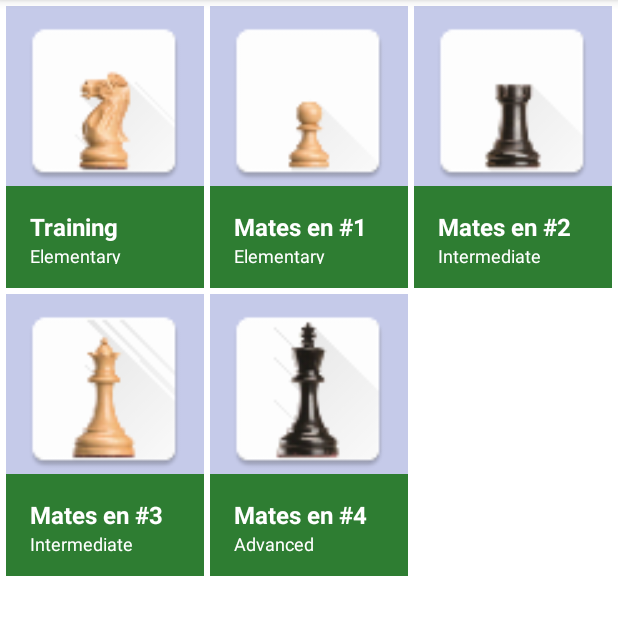
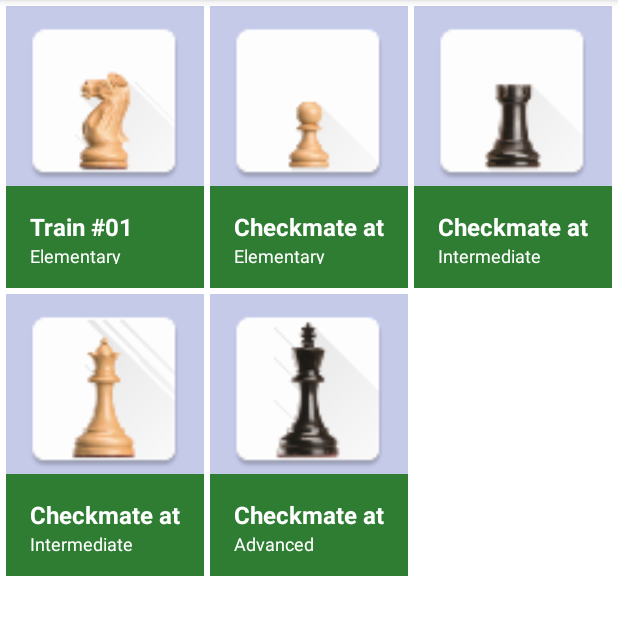
Before and after one commit to PabloEzequiel/chess, an Android app: the screen it shows after launch (ChessPackActivity), after a tap on "Store", on a phone screen of 412 x 824 dp, the part 84-719 px from its top. Run offline under Robolectric (Android 15) with nearby library versions, the phone set to English and light mode, and no system bars; 2 other taps on this screen came first.

Commit message:
Chess lab store idea

```diff
--- a/ChessLab/app/src/main/java/io/github/pabloezequiel/chesslab/core/ChessModules.java
+++ /dev/null
@@ -1,64 +0,0 @@
-package io.github.pabloezequiel.chesslab.core;
-
-import android.content.res.Resources;
-import android.support.v7.app.AppCompatActivity;
-
-import io.github.pabloezequiel.chesslab.R;
-import io.github.pabloezequiel.chesslab.store.Const;
-
-/**
- * Created by Pablo Ezequiel on 29/7/16.
- * <p>
- * ProbarNoCuestaNada.com
- * <p>
- * https://github.com/PabloEzequiel
- * https://javaen.blogspot.com
- */
-public class ChessModules {
-
-
-
-    public static String getTextCollectionName(Resources resources, String MATE_COLLECTION) {
-
-
-        if (MATE_COLLECTION.equals(Const.KEY_PACK_G001_001)) {
-            return i18n(resources, R.string.menu_mate_en_1);
-        }
-
-        if (MATE_COLLECTION.equals(Const.KEY_PACK_G001_002)) {
-            return i18n(resources, R.string.menu_mate_en_2);
-        }
-
-        if (MATE_COLLECTION.equals(Const.KEY_PACK_G001_003)) {
-            return i18n(resources, R.string.menu_mate_en_3);
-        }
-
-        if (MATE_COLLECTION.equals(Const.KEY_PACK_G001_004)) {
-            return i18n(resources, R.string.menu_mate_en_4);
-        }
-
-        if (MATE_COLLECTION.equals(Const.KEY_PACK_G002_001)) {
-            return i18n(resources, R.string.menu_train_001);
-        }
-
-        return "";
-
-    }
-
-
-    /*
-     * Pensando en el futuro
-     * */
-
-    private static String i18n(Resources resources, int id) {
-
-        String texto = resources.getString(id);
-
-        return texto;
-    }
-
-
-
-
-
-}
--- /dev/null
+++ b/ChessLab/app/src/main/java/io/github/pabloezequiel/chesslab/core/Util.java
@@ -0,0 +1,92 @@
+package io.github.pabloezequiel.chesslab.core;
+
+import android.content.res.Resources;
+
+import io.github.pabloezequiel.chesslab.R;
+import io.github.pabloezequiel.chesslab.store.Const;
+
+/**
+ * Created by Pablo Ezequiel on 31/7/16.
+ * <p/>
+ * ProbarNoCuestaNada.com
+ * <p/>
+ * https://github.com/PabloEzequiel
+ * https://javaen.blogspot.com
+ */
+public class Util {
+
+
+    /*
+    private Resources resources;
+
+    private Util getInstace() {
+
+        if (resources == null) {
+            this.resources = new Resources();
+        }
+    }
+    */
+
+
+    /**
+     * Levels
+     */
+    public static String  getLevelString(Resources resources, String cLevel) {
+
+        int levelId =  getLevelId(cLevel);
+
+        return resources.getString(levelId);
+    }
+
+
+    private static int getLevelId(String cLevel) {
+
+        if (Const.LEVEL_ELEMENTARY.equals(cLevel)) {
+            return R.string.level_nivel_01;
+        }
+
+        if (Const.LEVEL_INTERMEDIATE.equals(cLevel)) {
+            return R.string.level_nivel_05;
+        }
+
+        if (Const.LEVEL_ADVANCED.equals(cLevel)) {
+            return R.string.level_nivel_10;
+        }
+
+        return R.string.level_nivel_01;
+    }
+
+
+    /**
+     * Collection Name
+     */
+    public static String getTextCollectionName(Resources resources, String MATE_COLLECTION) {
+
+        if (MATE_COLLECTION.equals(Const.KEY_PACK_G001_001)) {
+            return resources.getString(R.string.menu_mate_en_1);
+        }
+
+        if (MATE_COLLECTION.equals(Const.KEY_PACK_G001_002)) {
+            return resources.getString(R.string.menu_mate_en_2);
+        }
+
+        if (MATE_COLLECTION.equals(Const.KEY_PACK_G001_003)) {
+            return resources.getString(R.string.menu_mate_en_3);
+        }
+
+        if (MATE_COLLECTION.equals(Const.KEY_PACK_G001_004)) {
+            return resources.getString(R.string.menu_mate_en_4);
+        }
+
+        if (MATE_COLLECTION.equals(Const.KEY_PACK_G002_001)) {
+            return resources.getString(R.string.menu_train_001);
+        }
+
+        return "";
+
+    }
+
+
+
+
+}
--- a/ChessLab/app/src/main/java/io/github/pabloezequiel/chesslab/store/ChessPack.java
+++ b/ChessLab/app/src/main/java/io/github/pabloezequiel/chesslab/store/ChessPack.java
@@ -15,35 +15,33 @@ import io.github.pabloezequiel.chesslab.R;
  */
 public class ChessPack {
 
-    protected static String LEVEL_ELEMENTARY   = "01";
-    protected static String LEVEL_INTERMEDIATE = "05";
-    protected static String LEVEL_ADVANCED     = "10";
 
     private String chessPackID;    // Unique Chess Pack ID
 
-    private String nombre;
+
     private String level;
     private int  size;
     private int idDrawable;
     private int idDrawable_thumb;
 
     private String image_prefix;
-
+    private String nextChessPack;
 
     public ChessPack(String chessPackID,
                                int size,
-                           String nombre,
                           int idDrawable,
                           int idDrawable_thumb,
                           String image_prefix,
+                          String nextChessPack,
                           String level) {
 
         this.chessPackID = chessPackID;
         this.size = size;
-        this.nombre = nombre;
+
         this.idDrawable = idDrawable;
         this.idDrawable_thumb = idDrawable_thumb;
         this.image_prefix = image_prefix;
+        this.nextChessPack = nextChessPack;
         this.level = level;
     }
 
@@ -51,9 +49,6 @@ public class ChessPack {
         return chessPackID;
     }
 
-    public String getNombre() {
-        return nombre;
-    }
 
     public int getIdDrawable_thumb() {
         return idDrawable_thumb;
@@ -67,6 +62,13 @@ public class ChessPack {
         return level;
     }
 
+    /*
+    public String getLevelTxt() {
+        return Util.getLevelId(level);
+    }
+    */
+
+
     /**
      * Ejemplo  "chess_mate1_" + sidx;
      * @param idx
@@ -79,13 +81,26 @@ public class ChessPack {
         return this.image_prefix + sidx;
     }
 
+    /**
+     * If there is not a next one, the next one is the chess pack itself
+     */
+    public String getNextChessPack() {
+
+        if (nextChessPack == null) {
+            nextChessPack = getChessPackID();
+        }
+
+        return nextChessPack;
+    }
+
     public int getSize() {
         return size;
     }
 
 
     public int getId() {
-        return nombre.hashCode() + chessPackID.hashCode();
+
+        return chessPackID.hashCode();
     }
 
 
@@ -100,12 +115,11 @@ public class ChessPack {
 
     public static ChessPack[] ITEMS = {
 
-
             ChessPack.getInstance(Const.KEY_PACK_G002_001),
-        ChessPack.getInstance(Const.KEY_PACK_G001_001),
-        ChessPack.getInstance(Const.KEY_PACK_G001_002),
-        ChessPack.getInstance(Const.KEY_PACK_G001_003),
-        ChessPack.getInstance(Const.KEY_PACK_G001_004),
+            ChessPack.getInstance(Const.KEY_PACK_G001_001),
+            ChessPack.getInstance(Const.KEY_PACK_G001_002),
+            ChessPack.getInstance(Const.KEY_PACK_G001_003),
+            ChessPack.getInstance(Const.KEY_PACK_G001_004),
 
 
 
@@ -115,11 +129,11 @@ public class ChessPack {
     public String toString() {
         return "ChessPack{" +
                 "chessPackID='" + chessPackID + '\'' +
-                ", nombre='" + nombre + '\'' +
                 ", level='" + level + '\'' +
                 ", size=" + size +
                 ", idDrawable=" + idDrawable +
                 ", idDrawable_thumb=" + idDrawable_thumb +
+                ", getNextChessPack=" + getNextChessPack() +
                 ", esTrainingMode=" + esTrainingMode() +
                 '}';
     }
@@ -180,11 +194,11 @@ public class ChessPack {
             chessPack = new ChessPack(
                     Const.KEY_PACK_G001_001,
                     Const.KEY_PACK_G001_001_Size,
-                    "Mates en #1",
                     R.mipmap.ic_store_peon,       //R.drawable.pieza06_h550_peon,
                     R.drawable.seekbar_24_peon,
                     "chess_mate1_",
-                    LEVEL_ELEMENTARY);
+                    Const.KEY_PACK_G001_002,      // Next Chess Pack to Train
+                    Const.LEVEL_ELEMENTARY);
 
             return chessPack;
         }
@@ -194,11 +208,11 @@ public class ChessPack {
             chessPack = new ChessPack(
                     Const.KEY_PACK_G001_002,
                     Const.KEY_PACK_G001_002_Size,
-                    "Mates en #2",
                     R.mipmap.ic_store_torre,       // R.drawable.pieza03_h550_torre,
                     R.drawable.seekbar_32_torre,
                     "chess_mate2_",
-                    LEVEL_INTERMEDIATE);
+                    Const.KEY_PACK_G001_003,      // Next Chess Pack to Train
+                    Const.LEVEL_INTERMEDIATE);
 
             return chessPack;
         }
@@ -208,11 +222,11 @@ public class ChessPack {
             chessPack = new ChessPack(
                     Const.KEY_PACK_G001_003,
                     Const.KEY_PACK_G001_003_Size,
-                    "Mates en #3",
                     R.mipmap.ic_store_dama,       // R.drawable.pieza02_h550_dama,
                     R.drawable.seekbar_34_dama,
                     "chess_mate3_",
-                    LEVEL_INTERMEDIATE);
+                    Const.KEY_PACK_G001_004,      // Next Chess Pack to Train
+                    Const.LEVEL_INTERMEDIATE);
 
             return chessPack;
         }
@@ -222,11 +236,11 @@ public class ChessPack {
             chessPack = new ChessPack(
                     Const.KEY_PACK_G001_004,
                     Const.KEY_PACK_G001_004_Size,
-                    "Mates en #4",
                     R.mipmap.ic_store_rey,       //  R.drawable.pieza01_h550_rey,
                     R.drawable.seekbar_36_rey,
                     "chess_mate4_",
-                    LEVEL_ADVANCED);
+                    null,      // Next Chess Pack to Train
+                    Const.LEVEL_ADVANCED);
 
             return chessPack;
         }
@@ -236,11 +250,11 @@ public class ChessPack {
             chessPack = new ChessPack(
                     Const.KEY_PACK_G002_001,
                     Const.KEY_PACK_G002_001_Size,
-                    "Training",
                     R.mipmap.ic_store_caballo,      //R.drawable.pieza05_h550_caballo,
                     R.drawable.seekbar_30_caballo,
                     "chess_train_001_",
-                    LEVEL_ELEMENTARY);
+                    null,      // Next Chess Pack to Train
+                    Const.LEVEL_ELEMENTARY);
 
             return chessPack;
         }
@@ -249,11 +263,11 @@ public class ChessPack {
         chessPack = new ChessPack(
                 Const.KEY_PACK_G001_001,
                 Const.KEY_PACK_G001_001_Size,
-                "Mates en #1",
                 R.mipmap.ic_store_peon, // R.drawable.pieza06_h550_peon,
                 R.drawable.seekbar_24_peon,
                 "chess_mate1_",
-                LEVEL_ELEMENTARY);
+                Const.KEY_PACK_G001_002,      // Next Chess Pack to Train
+                Const.LEVEL_ELEMENTARY);
 
         return chessPack;
     }
--- a/ChessLab/app/src/main/java/io/github/pabloezequiel/chesslab/store/ChessPackAdapter.java
+++ b/ChessLab/app/src/main/java/io/github/pabloezequiel/chesslab/store/ChessPackAdapter.java
@@ -1,6 +1,7 @@
 package io.github.pabloezequiel.chesslab.store;
 
 import android.content.Context;
+import android.content.res.Resources;
 import android.graphics.drawable.Drawable;
 import android.view.LayoutInflater;
 import android.view.View;
@@ -10,6 +11,7 @@ import android.widget.ImageView;
 import android.widget.TextView;
 
 import io.github.pabloezequiel.chesslab.R;
+import io.github.pabloezequiel.chesslab.core.Util;
 
 /**
  * Created by Pablo Ezequiel on 29/7/16.
@@ -62,43 +64,24 @@ public class ChessPackAdapter  extends BaseAdapter {
 
         final ChessPack item = getItem(position);
 
+        // Image
         int r_draw = item.getIdDrawable();
         Drawable thumb = imagenChessPack.getContext().getResources().getDrawable(r_draw);
 
         imagenChessPack.setImageDrawable(thumb);
 
 
-        // Primary Text
-        nombreChessPack.setText(item.getNombre());
+        // Primary and Secondary Text
+        Resources resources = imagenChessPack.getContext().getResources();
 
-        // Secondary Text to Level
-        int levelId = getLevelId(item.getLevel());
+        String packName = Util.getTextCollectionName(resources, item.getChessPackID());
+        String level    =  Util.getLevelString(resources, item.getLevel());
 
-        String level = imagenChessPack.getContext().getResources().getString(levelId);
-
+        nombreChessPack.setText(packName);
         descrChessPack.setText(level);
 
         return view;
     }
 
-    /**
-     * Levels
-     */
-    private int getLevelId(String level) {
-
-        if (ChessPack.LEVEL_ELEMENTARY.equals(level)) {
-            return R.string.level_nivel_01;
-        }
-
-        if (ChessPack.LEVEL_INTERMEDIATE.equals(level)) {
-            return R.string.level_nivel_05;
-        }
-
-        if (ChessPack.LEVEL_ADVANCED.equals(level)) {
-            return R.string.level_nivel_10;
-        }
-
-        return R.string.level_nivel_01;
-    }
 
 }
--- a/ChessLab/app/src/main/java/io/github/pabloezequiel/chesslab/store/Const.java
+++ b/ChessLab/app/src/main/java/io/github/pabloezequiel/chesslab/store/Const.java
@@ -1,6 +1,4 @@
 package io.github.pabloezequiel.chesslab.store;
-
-import io.github.pabloezequiel.chesslab.core.ChessModules;
 
 /**
  * Created by Pablo Ezequiel on 30/7/16.
@@ -26,5 +24,9 @@ public class Const {
 
     protected static int KEY_PACK_G002_001_Size  = 17;   // Numeros de "00000" a "00017";   // chess_train_001_00003.png
 
+    // Level
+    public static String LEVEL_ELEMENTARY   = "01";
+    public static String LEVEL_INTERMEDIATE = "05";
+    public static String LEVEL_ADVANCED     = "10";
 
 }
--- a/ChessLab/app/src/main/res/layout/gchess_a002_store.xml
+++ b/ChessLab/app/src/main/res/layout/gchess_a002_store.xml
@@ -5,7 +5,9 @@
     android:background="@color/color_50">
 
 
-    <!-- Invocada desde el menu Chess Store: Funcioan OK.... -->
+    <!-- Invocada desde el menu Chess Store: Funcioan OK....
+
+     -->
 
     <!--
     <TextView
--- a/ChessLab/app/src/main/res/layout/gchess_a003_store.xml
+++ b/ChessLab/app/src/main/res/layout/gchess_a003_store.xml
@@ -4,21 +4,6 @@
     android:layout_height="800dp"
     android:layout_margin="0dp"
     android:background="@color/color_00">
-
-
-    <!--
-    <TextView
-        android:id="@+id/gchess_a002_txt_titulo"
-        android:textColor="@color/colorPrimaryLight"
-        android:layout_width="wrap_content"
-        android:layout_height="wrap_content"
-        android:textSize="16sp"
-        android:paddingLeft="16dp"
-        android:layout_gravity="center_vertical"
-        android:text="Chess Lab Store"
-        />
-        -->
-
 
     <GridView
         android:id="@+id/grid"
--- a/ChessLab/app/src/main/res/layout/gchess_a003_store_item.xml
+++ b/ChessLab/app/src/main/res/layout/gchess_a003_store_item.xml
@@ -10,37 +10,19 @@
                 android:background="@color/color_50"
     -->
 
-        <ImageView
-            android:id="@+id/imagen_chess_pack"
-            android:layout_width="120dp"
-            android:layout_height="120dp"
-            android:layout_margin="4dp"
-            android:layout_gravity="top|center"
-            android:src="@drawable/pieza06_peon"
-            android:transitionName="@string/nombre_transicion_imagen"
-            />
-
-
-        <!--
-        Single Line of 48
-        <TextView
-            android:id="@+id/nombre_chess_pack"
-            android:layout_width="match_parent"
-            android:layout_height="wrap_content"
-            android:layout_gravity="bottom"
-            android:background="@color/green_color_800"
-            android:maxLines="1"
-            android:paddingLeft="16dp"
-            android:paddingTop="16dp"
-            android:paddingBottom="16dp"
-            android:textSize="16sp"
-            android:textStyle="bold|normal"
-            android:textAppearance="@style/TextAppearance.AppCompat.Subhead"
-            android:textColor="@android:color/white" />
-         -->
+    <ImageView
+        android:id="@+id/imagen_chess_pack"
+        android:layout_width="120dp"
+        android:layout_height="120dp"
+        android:layout_margin="4dp"
+        android:layout_gravity="top|center"
+        android:src="@drawable/pieza06_peon"
+        android:transitionName="@string/nombre_transicion_imagen"
+        />
 
 
     <LinearLayout
+        android:id="@+id/imagen_chess_pack_layout"
         android:orientation="vertical"
         android:layout_width="match_parent"
         android:layout_height="68dp"
@@ -53,7 +35,6 @@
             android:layout_width="match_parent"
             android:layout_height="wrap_content"
             android:layout_gravity="bottom"
-
             android:maxLines="1"
             android:paddingLeft="16dp"
             android:paddingTop="16dp"
@@ -67,7 +48,6 @@
             android:layout_width="match_parent"
             android:layout_height="wrap_content"
             android:layout_gravity="bottom"
-
             android:maxLines="1"
             android:paddingLeft="16dp"
             android:paddingBottom="16dp"
@@ -79,4 +59,26 @@
 
     </LinearLayout>
 
+
+
+
+
+    <!--
+    Single Line of 48
+    <TextView
+        android:id="@+id/nombre_chess_pack"
+        android:layout_width="match_parent"
+        android:layout_height="wrap_content"
+        android:layout_gravity="bottom"
+        android:background="@color/green_color_800"
+        android:maxLines="1"
+        android:paddingLeft="16dp"
+        android:paddingTop="16dp"
+        android:paddingBottom="16dp"
+        android:textSize="16sp"
+        android:textStyle="bold|normal"
+        android:textAppearance="@style/TextAppearance.AppCompat.Subhead"
+        android:textColor="@android:color/white" />
+     -->
+
 </FrameLayout>
```
Also changed, not shown: ChessLab/app/src/main/java/io/github/pabloezequiel/chesslab/MainActivity.java (+6 -1 lines), ChessLab/app/src/main/java/io/github/pabloezequiel/chesslab/MainContentSingleton.java (+34 -39 lines), ChessLab/app/src/main/java/io/github/pabloezequiel/chesslab/core/AppUtiles.java (deleted, +0 -56 lines), ChessLab/app/src/main/res/layout/gchess_a001_aviso.xml (+52 -6 lines), ChessLab/app/src/main/res/layout/gchess_b001_about.xml (+12 -2 lines), ChessLab/app/src/main/res/values/strings.xml (+19 -1 lines), 5 other files.
